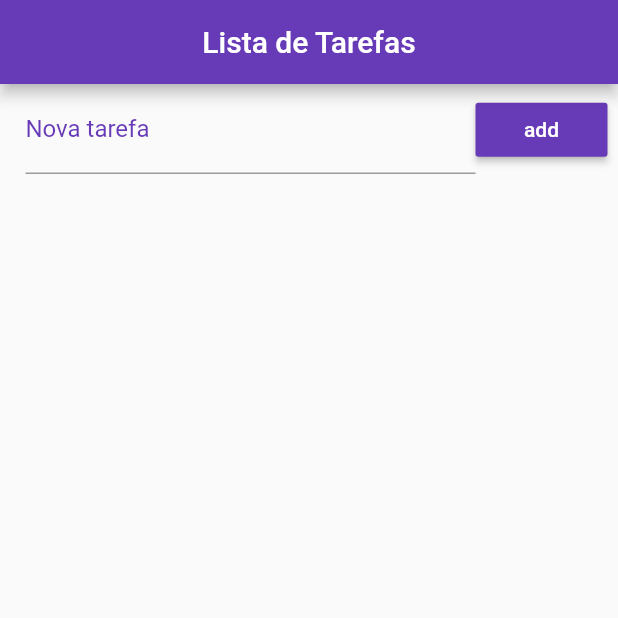
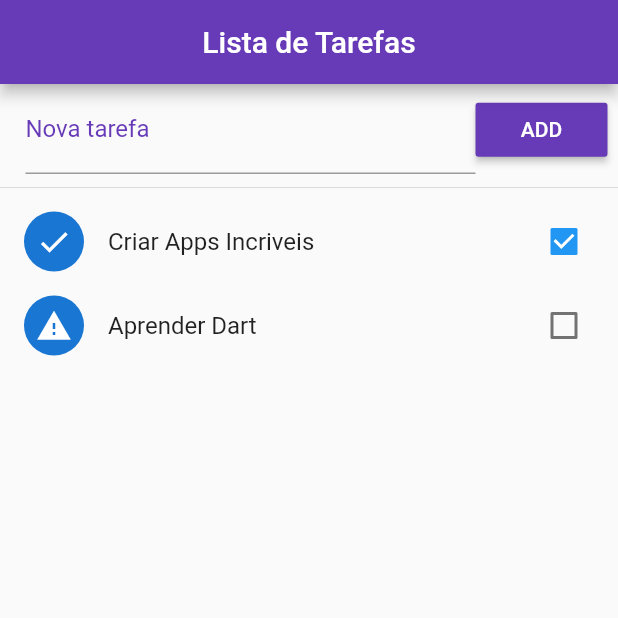
Before and after one commit to SidiBecker/lista-tarefas, a Flutter app: the screen it shows after launch, on a phone screen of 412 x 824 dp, the top half of it. Run offline on Flutter 3.47's test engine with Material 2 defaults, Android fonts, the phone set to English and light mode, and no system bars.

Commit message:
Criacao da interface + lista

```diff
--- a/lib/main.dart
+++ b/lib/main.dart
@@ -18,7 +18,12 @@ class Home extends StatefulWidget {
 }
 
 class _HomeState extends State<Home> {
-  List _toDoList = [];
+  List _toDoList = [
+    {"title": "Criar Apps Incriveis", "done": true},
+    {"title": "Aprender Dart", "done": false}
+  ];
+
+  final _toDoController = TextEditingController();
 
   @override
   Widget build(BuildContext context) {
@@ -39,10 +44,11 @@ class _HomeState extends State<Home> {
                     decoration: InputDecoration(
                         labelText: "Nova tarefa",
                         labelStyle: TextStyle(color: COR_PRIMARIA)),
+                    controller: _toDoController,
                   )),
                   RaisedButton(
-                    child: Text("add"),
-                    onPressed: () {},
+                    child: Text("ADD"),
+                    onPressed: _addToDo,
                     color: COR_PRIMARIA,
                     textColor: Colors.white,
                   ),
@@ -50,8 +56,44 @@ class _HomeState extends State<Home> {
                 ],
               ),
             ),
+            Divider(),
+            Expanded(
+              child: ListView.builder(
+                itemBuilder: (context, index) {
+                  final obj = _toDoList[index];
+
+                  return CheckboxListTile(
+                    title: Text(obj["title"]),
+                    value: obj["done"],
+                    secondary: CircleAvatar(
+                      child: Icon(obj["done"] ? Icons.check : Icons.warning),
+                    ),
+                    onChanged: (value) {
+                      setState(() {
+                        obj["done"] = value;
+                      });
+                    },
+                  );
+                },
+                itemCount: _toDoList.length,
+              ),
+            )
           ],
         ));
+  }
+
+  void _addToDo() {
+    //Novo obj/map JSON
+    Map<String, dynamic> newToDo = Map();
+    newToDo["title"] = _toDoController.text;
+    newToDo["done"] = false;
+
+    //limpa o campo input
+    _toDoController.text = "";
+
+    setState(() {
+      _toDoList.add(newToDo);
+    });
   }
 
   Future<File> _getFile() async {
```
